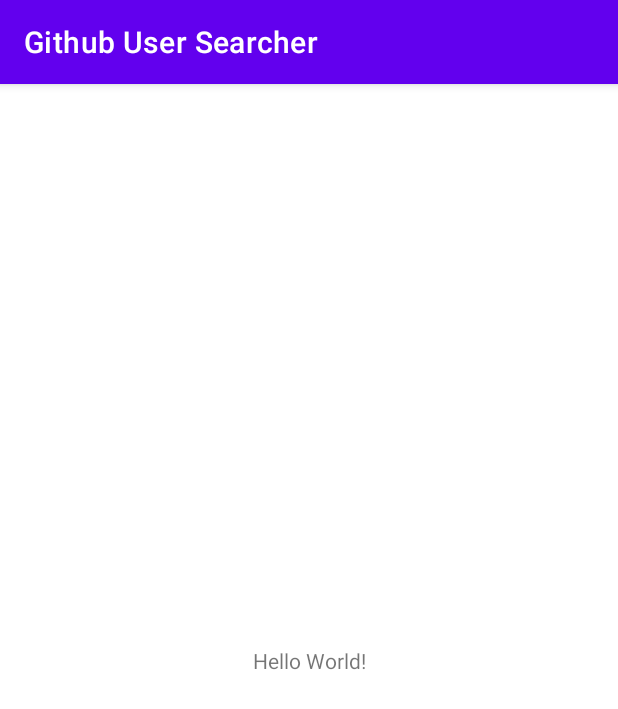
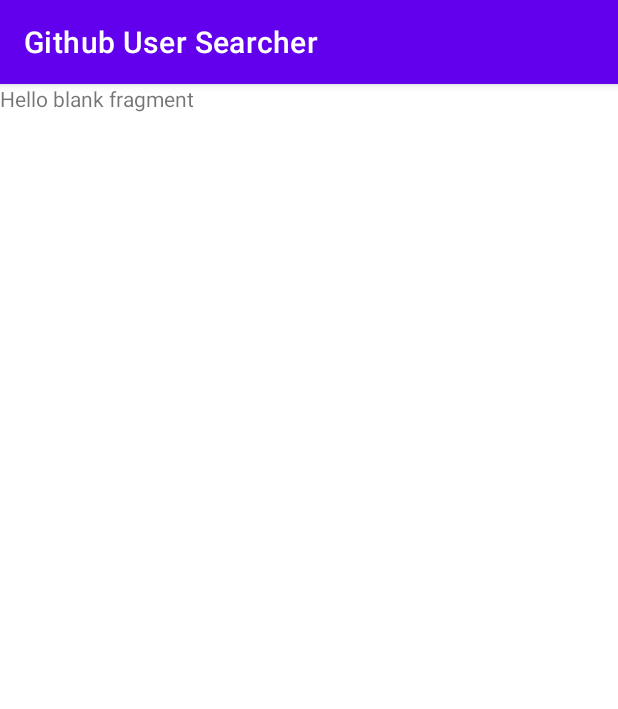
Before and after one commit to petekmunz/safeboda-clean-architecure, an Android app: the screen it shows after launch (MainActivity), on a phone screen of 412 x 824 dp. Shown: the top 709 px of the screen. Run offline under Robolectric (Android 15) with nearby library versions, the phone set to English and light mode, and no system bars; our stand-ins replace Dagger/Hilt's generated code; 2 statements that could not run were skipped.

Commit message:
Initial setup presentation layer

```diff
--- a/app/src/main/AndroidManifest.xml
+++ b/app/src/main/AndroidManifest.xml
@@ -10,7 +10,7 @@
         android:supportsRtl="true"
         android:theme="@style/Theme.GithubUserSearcher">
         <activity
-            android:name=".MainActivity"
+            android:name=".presentation.ui.MainActivity"
             android:exported="true">
             <intent-filter>
                 <action android:name="android.intent.action.MAIN" />
--- a/app/src/main/java/com/munyao/safeboda/MainActivity.kt
+++ b/app/src/main/java/com/munyao/safeboda/presentation/ui/MainActivity.kt
@@ -1,9 +1,10 @@
-package com.munyao.safeboda
+package com.munyao.safeboda.presentation.ui
 
 import android.content.Context
 import android.content.Intent
 import androidx.appcompat.app.AppCompatActivity
 import android.os.Bundle
+import com.munyao.safeboda.R
 import dagger.hilt.android.AndroidEntryPoint
 
 @AndroidEntryPoint
--- /dev/null
+++ b/app/src/main/java/com/munyao/safeboda/presentation/ui/SearchFragment.kt
@@ -0,0 +1,51 @@
+package com.munyao.safeboda.presentation.ui
+
+import android.os.Bundle
+import androidx.fragment.app.Fragment
+import android.view.LayoutInflater
+import android.view.View
+import android.view.ViewGroup
+import androidx.fragment.app.viewModels
+import com.munyao.safeboda.databinding.FragmentSearchBinding
+import com.munyao.safeboda.presentation.viewmodels.MainViewModel
+import com.safeboda.domain.Resource
+
+class SearchFragment : Fragment() {
+    private val mainViewModel: MainViewModel by viewModels()
+    private var binding: FragmentSearchBinding? = null
+
+    override fun onCreate(savedInstanceState: Bundle?) {
+        super.onCreate(savedInstanceState)
+    }
+
+    override fun onCreateView(
+        inflater: LayoutInflater, container: ViewGroup?,
+        savedInstanceState: Bundle?
+    ): View? {
+        binding = FragmentSearchBinding.inflate(inflater, container, false)
+        return binding?.root
+    }
+
+    override fun onViewCreated(view: View, savedInstanceState: Bundle?) {
+        super.onViewCreated(view, savedInstanceState)
+        mainViewModel.getSearchedUserLive().observe(viewLifecycleOwner){
+            when(it){
+                is Resource.Loading -> {
+                    //Show loading
+                }
+                is Resource.Error -> {
+                    //Show error
+                }
+                is Resource.Success -> {
+                    //Show content
+                }
+            }
+        }
+    }
+
+    override fun onDestroyView() {
+        super.onDestroyView()
+        binding = null
+    }
+
+}
--- a/app/src/main/res/layout/activity_main.xml
+++ b/app/src/main/res/layout/activity_main.xml
@@ -4,15 +4,18 @@
     xmlns:tools="http://schemas.android.com/tools"
     android:layout_width="match_parent"
     android:layout_height="match_parent"
-    tools:context=".MainActivity">
+    tools:context=".presentation.ui.MainActivity">
 
-    <TextView
-        android:layout_width="wrap_content"
-        android:layout_height="wrap_content"
-        android:text="Hello World!"
+    <androidx.fragment.app.FragmentContainerView
+        android:id="@+id/nav_host_fragment"
+        android:name="androidx.navigation.fragment.NavHostFragment"
+        android:layout_width="0dp"
+        android:layout_height="0dp"
+        app:layout_constraintStart_toStartOf="parent"
+        app:layout_constraintEnd_toEndOf="parent"
+        app:layout_constraintTop_toTopOf="parent"
         app:layout_constraintBottom_toBottomOf="parent"
-        app:layout_constraintLeft_toLeftOf="parent"
-        app:layout_constraintRight_toRightOf="parent"
-        app:layout_constraintTop_toTopOf="parent" />
+        app:defaultNavHost="true"
+        app:navGraph="@navigation/nav_graph" />
 
 </androidx.constraintlayout.widget.ConstraintLayout>
--- /dev/null
+++ b/app/src/main/res/layout/fragment_search.xml
@@ -0,0 +1,14 @@
+<?xml version="1.0" encoding="utf-8"?>
+<FrameLayout xmlns:android="http://schemas.android.com/apk/res/android"
+    xmlns:tools="http://schemas.android.com/tools"
+    android:layout_width="match_parent"
+    android:layout_height="match_parent"
+    tools:context=".presentation.ui.SearchFragment">
+
+    <!-- TODO: Update blank fragment layout -->
+    <TextView
+        android:layout_width="match_parent"
+        android:layout_height="match_parent"
+        android:text="@string/hello_blank_fragment" />
+
+</FrameLayout>
--- /dev/null
+++ b/app/src/main/res/navigation/nav_graph.xml
@@ -0,0 +1,29 @@
+<?xml version="1.0" encoding="utf-8"?>
+<navigation xmlns:android="http://schemas.android.com/apk/res/android"
+    xmlns:app="http://schemas.android.com/apk/res-auto"
+    xmlns:tools="http://schemas.android.com/tools"
+    android:id="@+id/nav_graph"
+    app:startDestination="@id/searchFragment">
+
+    <fragment
+        android:id="@+id/searchFragment"
+        android:name="com.munyao.safeboda.presentation.ui.SearchFragment"
+        android:label="fragment_search"
+        tools:layout="@layout/fragment_search" >
+        <action
+            android:id="@+id/action_searchFragment_to_followFragment"
+            app:destination="@id/followFragment" />
+    </fragment>
+    <fragment
+        android:id="@+id/followFragment"
+        android:name="com.munyao.safeboda.presentation.ui.FollowFragment"
+        android:label="fragment_follow"
+        tools:layout="@layout/fragment_follow" >
+        <argument
+            android:name="username"
+            app:argType="string" />
+        <argument
+            android:name="is_followers_search"
+            app:argType="boolean" />
+    </fragment>
+</navigation>
--- a/app/src/main/res/values/strings.xml
+++ b/app/src/main/res/values/strings.xml
@@ -1,3 +1,5 @@
 <resources>
     <string name="app_name">Github User Searcher</string>
+    <!-- TODO: Remove or change this placeholder text -->
+    <string name="hello_blank_fragment">Hello blank fragment</string>
 </resources>
--- a/build.gradle.kts
+++ b/build.gradle.kts
@@ -1,14 +1,15 @@
 // Top-level build file where you can add configuration options common to all sub-projects/modules.
 buildscript {
     dependencies {
-        classpath ("com.google.dagger:hilt-android-gradle-plugin:2.40.5")
+        classpath (Dependencies.BuildPlugins.hiltPlugin)
+        classpath(Dependencies.BuildPlugins.navigationSafeArgs)
     }
 }
 
 plugins {
     id("com.android.application") version "7.1.3" apply false
     id("com.android.library") version "7.1.3" apply false
-    id("org.jetbrains.kotlin.android") version "1.6.10" apply false
+    id("org.jetbrains.kotlin.android") version "1.6.20" apply false
     id("org.jetbrains.kotlin.jvm") version "1.6.20" apply false
 
 }
--- a/buildSrc/src/main/java/Dependencies.kt
+++ b/buildSrc/src/main/java/Dependencies.kt
@@ -1,10 +1,12 @@
 class Dependencies {
     object BuildPlugins {
         val android by lazy { "com.android.tools.build:gradle:${Versions.gradlePlugin}" }
-//        val kotlin by lazy { "org.jetbrains.kotlin:kotlin-gradle-plugin:${Versions.kotlin}" }
+        val hiltPlugin by lazy { "com.google.dagger:hilt-android-gradle-plugin:${Versions.hilt}" }
+        val navigationSafeArgs by lazy{"androidx.navigation:navigation-safe-args-gradle-plugin:${Versions.navigation}"}
     }
 
     object Deps {
+        val legacySupport by lazy { "androidx.legacy:legacy-support-v4:${Versions.legacySupport}" }
         val appCompat by lazy { "androidx.appcompat:appcompat:${Versions.appCompat}" }
         val kotlinExtensions by lazy { "androidx.core:core-ktx:${Versions.kotlinExtensions}" }
         val materialDesign by lazy { "com.google.android.material:material:${Versions.material}" }
@@ -26,5 +28,7 @@ class Dependencies {
         val paging3 by lazy{"androidx.paging:paging-runtime:${Versions.paging3}"}
         val pagingCommon by lazy{"androidx.paging:paging-common:${Versions.paging3}"}
         val httpLoggingInterceptor by lazy{"com.squareup.okhttp3:logging-interceptor:${Versions.httpLogInterceptor}"}
+        val navigationFragment by lazy{"androidx.navigation:navigation-fragment-ktx:${Versions.navigation}"}
+        val navigationUiKtx by lazy{"androidx.navigation:navigation-ui-ktx:${Versions.navigation}"}
     }
 }
--- a/buildSrc/src/main/java/Versions.kt
+++ b/buildSrc/src/main/java/Versions.kt
@@ -15,4 +15,6 @@ object Versions {
     const val paging3 = "3.1.1"
     const val httpLogInterceptor = "4.9.3"
     const val coroutinesCore = "1.6.1"
+    const val navigation = "2.4.2"
+    const val legacySupport = "1.0.0"
 }
```
Also changed, not shown: app/build.gradle.kts (+10 -0 lines), app/src/main/java/com/munyao/safeboda/presentation/adapters/FollowPagingAdapter.kt (added, +59 -0 lines), app/src/main/java/com/munyao/safeboda/presentation/ui/FollowFragment.kt (added, +51 -0 lines), app/src/main/java/com/munyao/safeboda/presentation/viewmodels/MainViewModel.kt (added, +49 -0 lines), app/src/main/res/layout/fragment_follow.xml (added, +14 -0 lines).
